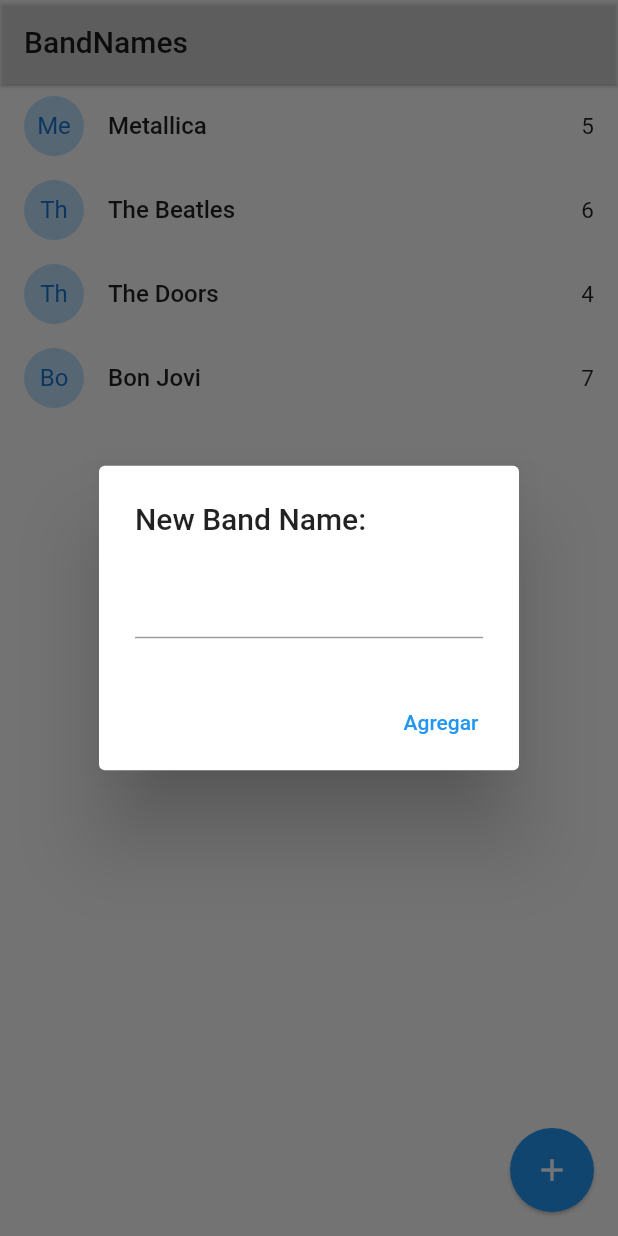
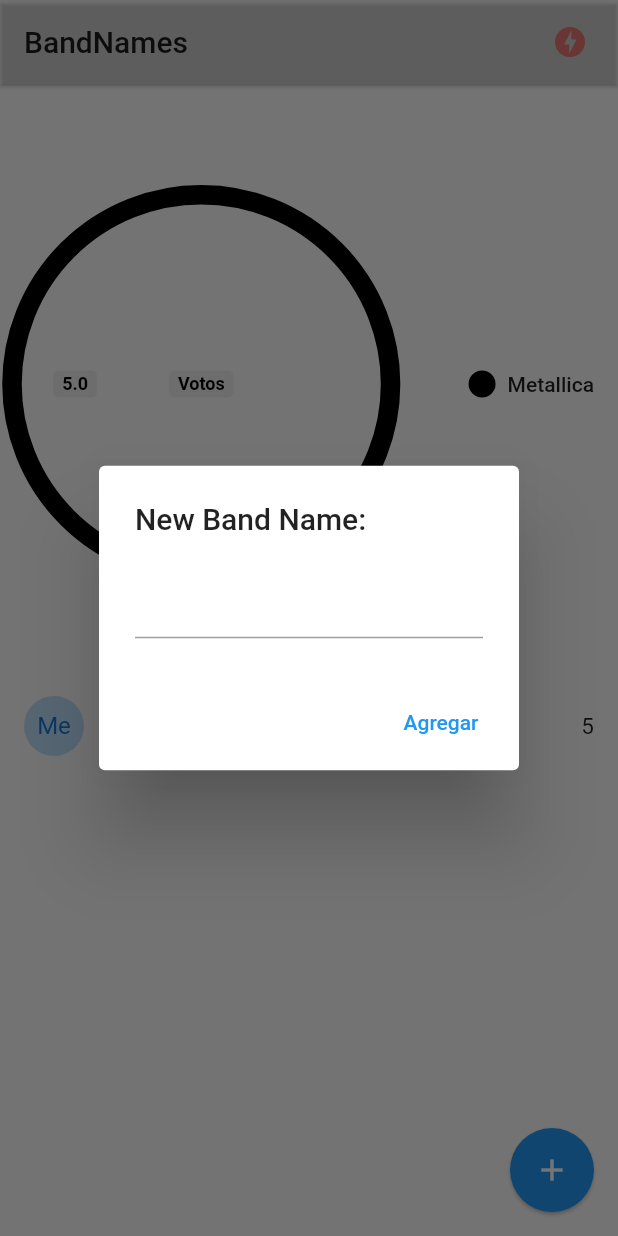
Before and after one commit to internick33/flutter-bandnames-socket1, a Flutter app: the screen it shows after launch, after a tap on the "add" icon, on a phone screen of 412 x 824 dp. Run offline on Flutter 3.47's test engine with Material 2 defaults, Android fonts, the phone set to English and light mode, and no system bars; drawn by our look-alikes of pie_chart; our stand-ins replace socket_io_client; network calls fail.

Commit message:
App terminada

```diff
--- a/lib/main.dart
+++ b/lib/main.dart
@@ -1,5 +1,8 @@
 import 'package:band_names1/pages/home.dart';
+import 'package:band_names1/pages/status.dart';
+import 'package:band_names1/services/socket_service.dart';
 import 'package:flutter/material.dart';
+import 'package:provider/provider.dart';
 
 void main() => runApp(const MyApp());
 
@@ -8,11 +11,14 @@
 
   @override
   Widget build(BuildContext context) {
-    return MaterialApp(
-      debugShowCheckedModeBanner: false,
-      title: 'Material App',
-      initialRoute: 'home',
-      routes: {'home': (_) => HomePage()},
+    return MultiProvider(
+      providers: [ChangeNotifierProvider(create: (_) => SocketService())],
+      child: MaterialApp(
+        debugShowCheckedModeBanner: false,
+        title: 'Material App',
+        initialRoute: 'home',
+        routes: {'home': (_) => HomePage(), 'status': (_) => StatusPage()},
+      ),
     );
   }
 }
--- a/lib/models/band.dart
+++ b/lib/models/band.dart
@@ -5,6 +5,8 @@
 
   Band({required this.id, required this.name, required this.votes});
 
-  factory Band.fromMap(Map<String, dynamic> obj) =>
-      Band(id: obj['id'], name: obj['name'], votes: obj['votes']);
+  factory Band.fromMap(Map<String, dynamic> obj) => Band(
+      id: obj.containsKey('id') ? obj['id'] : 'no-id',
+      name: obj.containsKey('name') ? obj['name'] : 'no-name',
+      votes: obj.containsKey('votes') ? obj['votes'] : 0);
 }
--- a/lib/pages/home.dart
+++ b/lib/pages/home.dart
@@ -3,6 +3,10 @@
 import 'package:band_names1/models/band.dart';
 import 'package:flutter/cupertino.dart';
 import 'package:flutter/material.dart';
+import 'package:pie_chart/pie_chart.dart';
+import 'package:provider/provider.dart';
+
+import '../services/socket_service.dart';
 
 class HomePage extends StatefulWidget {
   @override
@@ -12,13 +16,31 @@
 class _HomePageState extends State<HomePage> {
   List<Band> bands = [
     Band(id: '1', name: 'Metallica', votes: 5),
-    Band(id: '2', name: 'The Beatles', votes: 6),
-    Band(id: '3', name: 'The Doors', votes: 4),
-    Band(id: '4', name: 'Bon Jovi', votes: 7)
   ];
 
   @override
+  void initState() {
+    final socketService = Provider.of<SocketService>(context, listen: false);
+    socketService.socket.on('active-bands', _handleActiveBands);
+    super.initState();
+  }
+
+  _handleActiveBands(dynamic payload) {
+    bands = (payload as List).map((band) => Band.fromMap(band)).toList();
+    setState(() {});
+  }
+
+  @override
+  void dispose() {
+    final socketService = Provider.of<SocketService>(context, listen: false);
+    socketService.socket.off('active-bands');
+    super.dispose();
+  }
+
+  @override
   Widget build(BuildContext context) {
+    final socketService = Provider.of<SocketService>(context);
+
     return Scaffold(
       appBar: AppBar(
         title: const Text(
@@ -27,22 +49,35 @@
         ),
         backgroundColor: Colors.white30,
         elevation: 1,
+        actions: [
+          Container(
+            margin: EdgeInsets.only(right: 20),
+            child: (socketService.serverStatus == ServerStatus.Online)
+                ? Icon(Icons.check_circle, color: Colors.blue[300])
+                : Icon(Icons.offline_bolt, color: Colors.red[300]),
+          )
+        ],
       ),
-      body: ListView.builder(
-          itemCount: bands.length,
-          itemBuilder: (context, i) => _bandTile(bands[i])),
+      body: Column(children: [
+        _showGraph(),
+        Expanded(
+          child: ListView.builder(
+              itemCount: bands.length,
+              itemBuilder: (context, i) => _bandTile(bands[i])),
+        ),
+      ]),
       floatingActionButton: FloatingActionButton(
           child: const Icon(Icons.add), elevation: 1, onPressed: addNewBand),
     );
   }
 
   Widget _bandTile(Band band) {
+    final socketService = Provider.of<SocketService>(context, listen: false);
+
     return Dismissible(
       key: Key(band.id),
       direction: DismissDirection.startToEnd,
-      onDismissed: (direction) {
-        print('direction: $direction');
-      },
+      onDismissed: (_) => socketService.emit('delete-band', {'id': band.id}),
       background: Container(
         padding: const EdgeInsets.only(left: 20),
         color: Colors.red,
@@ -66,9 +101,7 @@
           '${band.votes}',
           style: const TextStyle(fontSize: 15),
         ),
-        onTap: () {
-          print(band.name);
-        },
+        onTap: () => socketService.socket.emit('vote-band', {'id': band.id}),
       ),
     );
   }
@@ -115,11 +148,60 @@
   }
 
   void addBandToList(String name) {
-    print(name);
     if (name.length > 1) {
-      bands.add(Band(id: DateTime.now().toString(), name: name, votes: 0));
+      final socketService = Provider.of<SocketService>(context, listen: false);
+      socketService.emit('add-band', {'name': name});
     }
-    setState(() {});
+
     Navigator.pop(context);
   }
+
+  Widget _showGraph() {
+    Map<String, double> dataMap = {};
+
+    final List<Color> colorList = [
+      Colors.black,
+      Colors.black12,
+      Colors.pink,
+      Colors.red,
+      Colors.blue
+    ];
+
+    bands.forEach((band) {
+      dataMap.putIfAbsent(band.name, () => band.votes.toDouble());
+    });
+
+    return Container(
+        width: double.infinity,
+        height: 400.0,
+        child: PieChart(
+          dataMap: dataMap,
+          animationDuration: Duration(milliseconds: 800),
+          chartLegendSpacing: 52,
+          chartRadius: MediaQuery.of(context).size.width / 1.4,
+          colorList: colorList,
+          initialAngleInDegree: 0,
+          chartType: ChartType.ring,
+          ringStrokeWidth: 13,
+          centerText: "Votos",
+          legendOptions: const LegendOptions(
+            showLegendsInRow: false,
+            legendPosition: LegendPosition.right,
+            showLegends: true,
+            // legendShape: _BoxShape.circle,
+            legendTextStyle: TextStyle(
+              fontWeight: FontWeight.w500,
+            ),
+          ),
+          chartValuesOptions: const ChartValuesOptions(
+            showChartValueBackground: true,
+            showChartValues: true,
+            showChartValuesInPercentage: false,
+            showChartValuesOutside: false,
+            decimalPlaces: 1,
+          ),
+          // gradientList: ---To add gradient colors---
+          // emptyColorGradient: ---Empty Color gradient---
+        ));
+  }
 }
--- /dev/null
+++ b/lib/services/socket_service.dart
@@ -0,0 +1,45 @@
+import 'package:flutter/material.dart';
+import 'package:socket_io_client/socket_io_client.dart' as IO;
+
+enum ServerStatus { Online, Offline, Connecting }
+
+class SocketService with ChangeNotifier {
+  ServerStatus _serverStatus = ServerStatus.Connecting;
+  late IO.Socket _socket;
+
+  ServerStatus get serverStatus => _serverStatus;
+  IO.Socket get socket => _socket;
+
+  Function get emit => _socket.emit;
+
+  SocketService() {
+    _initConfig();
+  }
+
+  void _initConfig() {
+    _socket = IO.io(
+        'http://192.168.100.12:3000/',
+        IO.OptionBuilder()
+            .setTransports(['websocket']) // for Flutter or Dart VM
+            .disableAutoConnect() // disable auto-connection
+            .build());
+    _socket.connect();
+
+    _socket.on('connect', (_) {
+      _serverStatus = ServerStatus.Online;
+      notifyListeners();
+    });
+
+    _socket.on('disconnect', (_) {
+      _serverStatus = ServerStatus.Offline;
+      notifyListeners();
+    });
+
+    // socket.on('nuevo-mensaje', (payload) {
+    //   print('nuevo-mensaje:');
+    //   print('nombre:' + payload['nombre']);
+    //   print('mensaje:' + payload['mensaje']);
+    //   print(payload.containsKey('mensaje2') ? payload['mensaje2'] : 'No hay');
+    // });
+  }
+}
--- a/pubspec.yaml
+++ b/pubspec.yaml
@@ -34,6 +34,9 @@
   # The following adds the Cupertino Icons font to your application.
   # Use with the CupertinoIcons class for iOS style icons.
   cupertino_icons: ^1.0.2
+  socket_io_client: ^2.0.0
+  provider: ^6.0.3
+  pie_chart: ^5.3.2
 
 dev_dependencies:
   flutter_test:
```
Also changed, not shown: lib/pages/status.dart (added, +23 -0 lines), pubspec.lock.
